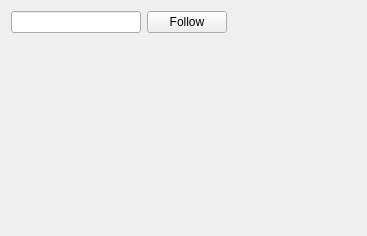
Before: the Qt Designer form stockwidget.ui in liutimo/TMStockTool, drawn with Qt 5.
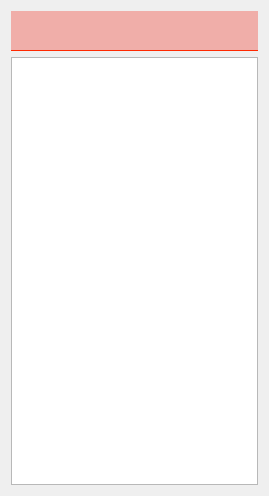
After: the same form once the commit is applied. Icons and pictures are not drawn.

```diff
--- a/stockwidget.ui
+++ b/stockwidget.ui
@@ -6,8 +6,8 @@
    <rect>
     <x>0</x>
     <y>0</y>
-    <width>367</width>
-    <height>236</height>
+    <width>269</width>
+    <height>496</height>
    </rect>
   </property>
   <property name="windowTitle">
@@ -16,43 +16,72 @@
   <layout class="QVBoxLayout" name="verticalLayout">
    <item>
     <layout class="QHBoxLayout" name="horizontalLayout">
+     <property name="spacing">
+      <number>0</number>
+     </property>
      <item>
-      <widget class="QLineEdit" name="lineEdit"/>
+      <widget class="QLineEdit" name="lineEdit">
+       <property name="minimumSize">
+        <size>
+         <width>0</width>
+         <height>40</height>
+        </size>
+       </property>
+       <property name="maximumSize">
+        <size>
+         <width>16777215</width>
+         <height>40</height>
+        </size>
+       </property>
+       <property name="font">
+        <font>
+         <pointsize>12</pointsize>
+        </font>
+       </property>
+       <property name="styleSheet">
+        <string notr="true"> QLineEdit {
+     border: 0px;
+	 color:white;
+	 border-bottom: 1px solid rgb(255, 40, 0);
+     padding: 0 8px;
+     background: rgb(240, 174, 169);
+ } 
+
+</string>
+       </property>
+      </widget>
      </item>
      <item>
       <widget class="QPushButton" name="btnFollow">
+       <property name="minimumSize">
+        <size>
+         <width>40</width>
+         <height>40</height>
+        </size>
+       </property>
+       <property name="maximumSize">
+        <size>
+         <width>40</width>
+         <height>40</height>
+        </size>
+       </property>
+       <property name="styleSheet">
+        <string notr="true">border: 0px;
+color:white;
+border-bottom: 1px solid rgb(255, 40, 0);
+padding: 0 8px;
+background: rgb(240, 174, 169);
+image: url(:/imgs/imgs/stock.png);</string>
+       </property>
        <property name="text">
-        <string>Follow</string>
+        <string/>
        </property>
       </widget>
      </item>
-     <item>
-      <spacer name="horizontalSpacer">
-       <property name="orientation">
-        <enum>Qt::Horizontal</enum>
-       </property>
-       <property name="sizeHint" stdset="0">
-        <size>
-         <width>40</width>
-         <height>20</height>
-        </size>
-       </property>
-      </spacer>
-     </item>
     </layout>
    </item>
    <item>
-    <spacer name="verticalSpacer_2">
-     <property name="orientation">
-      <enum>Qt::Vertical</enum>
-     </property>
-     <property name="sizeHint" stdset="0">
-      <size>
-       <width>20</width>
-       <height>183</height>
-      </size>
-     </property>
-    </spacer>
+    <widget class="QListView" name="listView"/>
    </item>
   </layout>
  </widget>
```
Left out of the diff: 4 changed lines with no effect on the pictures.
